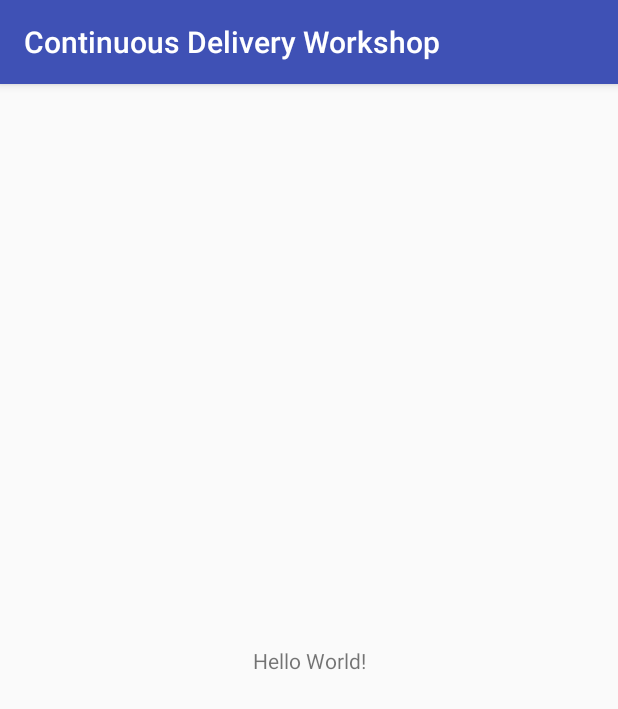
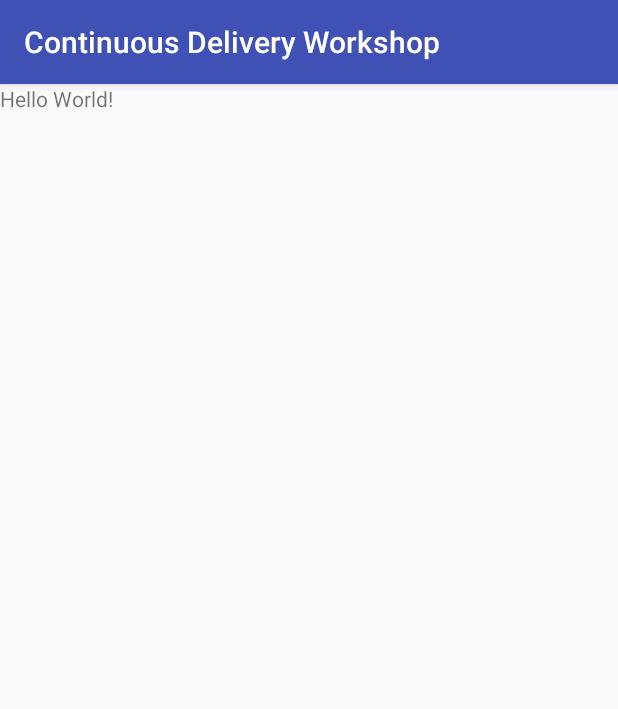
Before and after one commit to mg6maciej/continuous-delivery-droidcon-it, an Android app: the screen it shows after launch (MainActivity), on a phone screen of 412 x 824 dp. Shown: the top 709 px of the screen. Run offline under Robolectric (Android 15) with nearby library versions, the phone set to English and light mode, and no system bars.

Commit message:
Remove CL. (makes travis work)

```diff
--- a/app/build.gradle
+++ b/app/build.gradle
@@ -25,6 +25,5 @@ dependencies {
         exclude group: 'com.android.support', module: 'support-annotations'
     })
     compile 'com.android.support:appcompat-v7:25.2.0'
-    compile 'com.android.support.constraint:constraint-layout:1.0.0'
     testCompile 'junit:junit:4.12'
 }
--- a/app/src/main/res/layout/activity_main.xml
+++ b/app/src/main/res/layout/activity_main.xml
@@ -1,7 +1,6 @@
 <?xml version="1.0" encoding="utf-8"?>
-<android.support.constraint.ConstraintLayout
+<FrameLayout
     xmlns:android="http://schemas.android.com/apk/res/android"
-    xmlns:app="http://schemas.android.com/apk/res-auto"
     xmlns:tools="http://schemas.android.com/tools"
     android:layout_width="match_parent"
     android:layout_height="match_parent"
@@ -10,10 +9,6 @@
     <TextView
         android:layout_width="wrap_content"
         android:layout_height="wrap_content"
-        android:text="Hello World!"
-        app:layout_constraintBottom_toBottomOf="parent"
-        app:layout_constraintLeft_toLeftOf="parent"
-        app:layout_constraintRight_toRightOf="parent"
-        app:layout_constraintTop_toTopOf="parent"/>
+        android:text="Hello World!"/>
 
-</android.support.constraint.ConstraintLayout>
+</FrameLayout>
```
